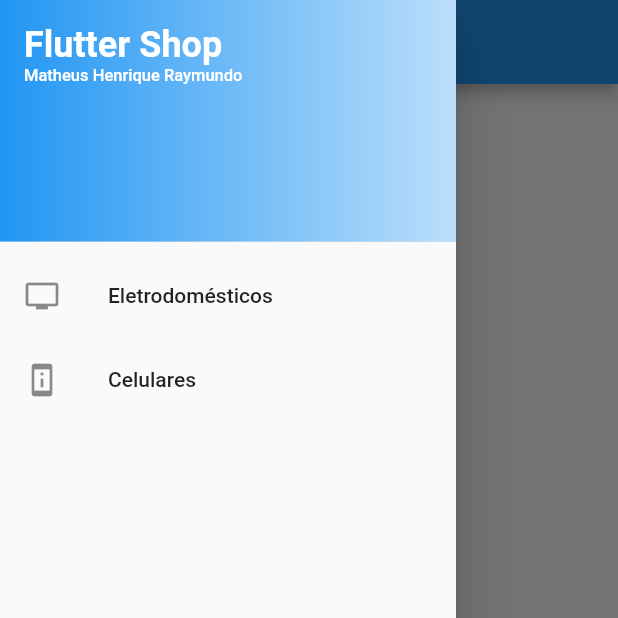
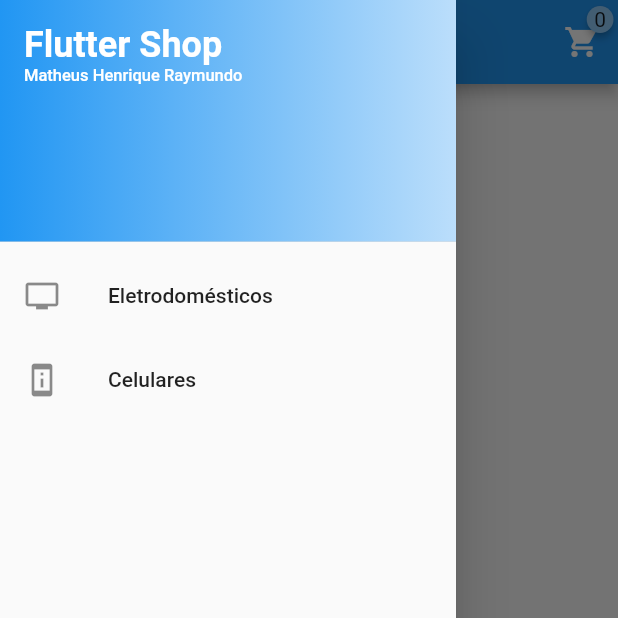
Before and after one commit to matheus-rdo/flutter-shop, a Flutter app: the CellPhonesPages screen opened by its route, with the side drawer open, on a phone screen of 412 x 824 dp, the top half of it. Run offline on Flutter 3.47's test engine with Material 2 defaults, Android fonts, the phone set to English and light mode, and no system bars; drawn by our look-alikes of badges; our stand-ins replace carousel_slider, dio, flutter_mobx, get_it, mobx; generated files the repository leaves out were written again; network calls fail.

Commit message:
Implementação inicial da feature de carrinho de compras

```diff
--- a/flutter-app/lib/pages/cellphones/cell_page.dart
+++ b/flutter-app/lib/pages/cellphones/cell_page.dart
@@ -3,6 +3,7 @@ import 'package:flutter_mobx/flutter_mobx.dart';
 import 'package:flutter_shop/pages/cellphones/widgets/cell_item.dart';
 import 'package:flutter_shop/stores/cellphones/cellphones_store.dart';
 import 'package:flutter_shop/widgets/app_drawer.dart';
+import 'package:flutter_shop/widgets/cart_bar_action.dart';
 import 'package:flutter_shop/widgets/centered_progress_indicator.dart';
 
 class CellPhonesPages extends StatefulWidget {
@@ -25,6 +26,7 @@ class _CellPhonesPagesState extends State<CellPhonesPages> {
     return Scaffold(
       appBar: AppBar(
         title: Text('Celulares'),
+        actions: <Widget>[CartBarAction()],
       ),
       drawer: AppDrawer(),
       body: Container(
--- a/flutter-app/lib/pages/home/home.dart
+++ b/flutter-app/lib/pages/home/home.dart
@@ -4,6 +4,7 @@ import 'package:flutter_mobx/flutter_mobx.dart';
 import 'package:flutter_shop/pages/home/widgets/promotion_carousel_item.dart';
 import 'package:flutter_shop/stores/home/home_store.dart';
 import 'package:flutter_shop/widgets/app_drawer.dart';
+import 'package:flutter_shop/widgets/cart_bar_action.dart';
 import 'package:flutter_shop/widgets/centered_progress_indicator.dart';
 
 class HomePage extends StatefulWidget {
@@ -28,6 +29,7 @@ class _HomePageState extends State<HomePage> {
         centerTitle: true,
         bottomOpacity: 0.0,
         elevation: 0.0,
+        actions: <Widget>[CartBarAction()],
       ),
       drawer: AppDrawer(),
       body: SingleChildScrollView(
--- /dev/null
+++ b/flutter-app/lib/widgets/cart_bar_action.dart
@@ -0,0 +1,27 @@
+import 'package:badges/badges.dart';
+import 'package:flutter/material.dart';
+import 'package:flutter_mobx/flutter_mobx.dart';
+import 'package:flutter_shop/stores/cart/cart_store.dart';
+import 'package:provider/provider.dart';
+
+class CartBarAction extends StatelessWidget {
+  @override
+  Widget build(BuildContext context) {
+    final cartStore = Provider.of<CartStore>(context);
+    return Observer(
+      builder: (_) {
+        return Badge(
+          position: BadgePosition.topRight(top: 0, right: 3),
+          animationDuration: Duration(milliseconds: 500),
+          animationType: BadgeAnimationType.scale,
+          badgeContent: Text(cartStore.itemsLength.toString()),
+          badgeColor: Colors.blue[200],
+          child: IconButton(
+            icon: Icon(Icons.shopping_cart),
+            onPressed: () {},
+          ),
+        );
+      },
+    );
+  }
+}
--- a/flutter-app/pubspec.yaml
+++ b/flutter-app/pubspec.yaml
@@ -26,6 +26,7 @@ dependencies:
   get_it: ^3.1.0
   json_annotation:
   carousel_slider: ^1.4.1
+  badges: ^1.1.0
 
   # The following adds the Cupertino Icons font to your application.
   # Use with the CupertinoIcons class for iOS style icons.
```
Also changed, not shown: flutter-app/lib/models/cart_item.dart (added, +16 -0 lines), flutter-app/lib/pages/cellphones/widgets/cell_item.dart (+28 -12 lines), flutter-app/lib/pages/home/widgets/promotion_carousel_item.dart (+24 -6 lines), flutter-app/lib/shop_app.dart (+10 -1 lines), flutter-app/lib/stores/cart/cart_store.dart (added, +29 -0 lines), flutter-app/lib/models/cart_item.g.dart (added), flutter-app/lib/stores/cart/cart_store.g.dart (added), flutter-app/pubspec.lock.
